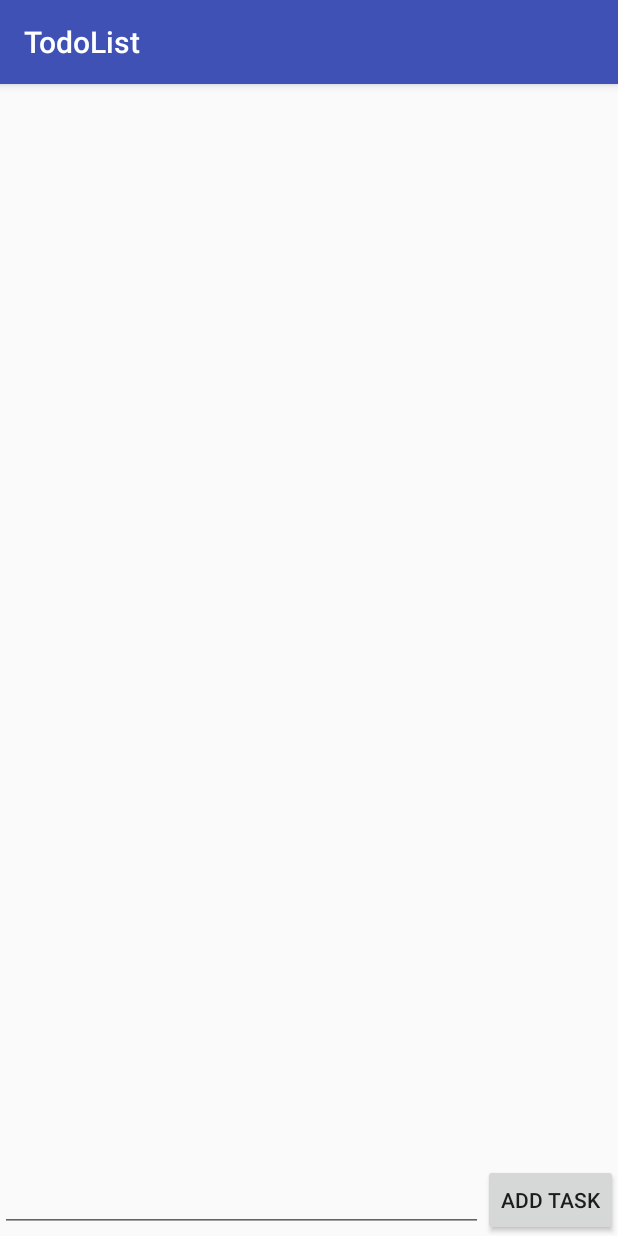
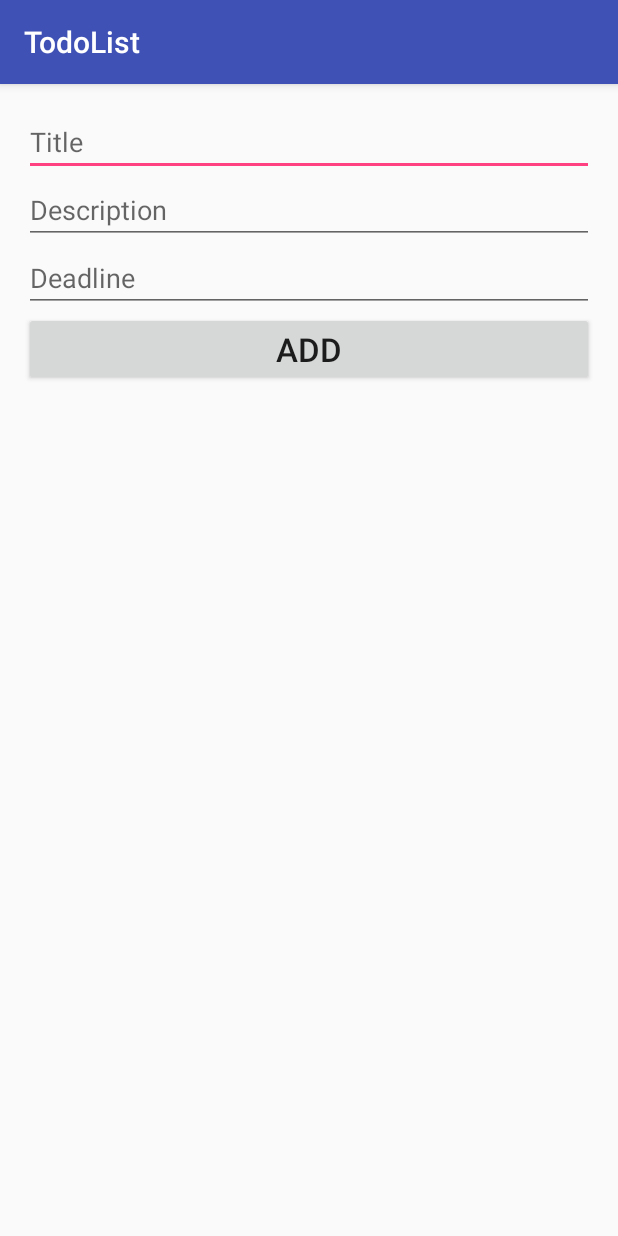
Before and after one commit to CodeLabBootcamp/TodoList, an Android app: the screen it shows after launch (MainActivity before the commit, NewTaskActivity after it), after a tap on "ADD TASK", on a phone screen of 412 x 824 dp. Run offline under Robolectric (Android 15) with nearby library versions, the phone set to English and light mode, and no system bars; our stand-ins replace ButterKnife.

Commit message:
Added new tasks adding activity and handle new tasks by activity lifecycle

```diff
--- a/app/src/main/AndroidManifest.xml
+++ b/app/src/main/AndroidManifest.xml
@@ -15,6 +15,7 @@
                 <category android:name="android.intent.category.LAUNCHER" />
             </intent-filter>
         </activity>
+        <activity android:name=".NewTaskActivity"></activity>
     </application>
 
 </manifest>
--- a/app/src/main/java/com/codelab/todolist/MainActivity.java
+++ b/app/src/main/java/com/codelab/todolist/MainActivity.java
@@ -1,15 +1,13 @@
 package com.codelab.todolist;
 
+import android.content.Intent;
 import android.content.SharedPreferences;
 import android.os.Bundle;
 import android.preference.PreferenceManager;
 import android.support.v7.app.AppCompatActivity;
 import android.support.v7.widget.LinearLayoutManager;
 import android.support.v7.widget.RecyclerView;
-import android.util.Log;
 import android.view.View;
-import android.widget.EditText;
-import android.widget.Toast;
 
 import com.google.gson.Gson;
 import com.google.gson.reflect.TypeToken;
@@ -23,8 +21,8 @@ public class MainActivity extends AppCompatActivity {
 
     @BindView(R.id.recycler_view)
     RecyclerView recyclerView;
-    @BindView(R.id.task_title)
-    EditText taskTitle;
+//    @BindView(R.id.task_title)
+//    EditText taskTitle;
 
     TasksAdapter adapter;
 
@@ -33,6 +31,12 @@ public class MainActivity extends AppCompatActivity {
         super.onCreate(savedInstanceState);
         setContentView(R.layout.activity_main);
         ButterKnife.bind(this);
+
+    }
+
+    @Override
+    protected void onStart() {
+        super.onStart();
 
         SharedPreferences preferences = PreferenceManager.getDefaultSharedPreferences(this);
         String tasksJSON = preferences.getString("TASKS", "[]");
@@ -43,23 +47,29 @@ public class MainActivity extends AppCompatActivity {
         recyclerView.setLayoutManager(new LinearLayoutManager(this));
         adapter = new TasksAdapter(this, savedTasks);
         recyclerView.setAdapter(adapter);
+
     }
 
     public void addTask(View view) {
 
+        Intent intent = new Intent(this, NewTaskActivity.class);
+        startActivity(intent);
+/*
         String taskTitle = this.taskTitle.getText().toString();
 
         if (!taskTitle.isEmpty()) {
+            this.taskTitle.setText("");
             adapter.addTask(new Task(taskTitle));
 //            ((TasksAdapter)recyclerView.getAdapter()).addTask(new Task(taskTitle));
         } else
             Toast.makeText(this, "Can't create an empty task!", Toast.LENGTH_SHORT).show();
+*/
 
 
     }
 
     @Override
-    protected void onDestroy() {
+    protected void onStop() {
         ArrayList<Task> tasks = adapter.getItems();
 
         Gson gson = new Gson();
@@ -70,6 +80,8 @@ public class MainActivity extends AppCompatActivity {
         editor.putString("TASKS", tasksJSON);
         editor.apply();
 
-        super.onDestroy();
+        super.onStop();
     }
+
+
 }
--- /dev/null
+++ b/app/src/main/java/com/codelab/todolist/NewTaskActivity.java
@@ -0,0 +1,55 @@
+package com.codelab.todolist;
+
+import android.content.SharedPreferences;
+import android.os.Bundle;
+import android.preference.PreferenceManager;
+import android.support.v7.app.AppCompatActivity;
+import android.view.View;
+import android.widget.EditText;
+
+import com.google.gson.Gson;
+import com.google.gson.reflect.TypeToken;
+
+import java.util.ArrayList;
+
+import butterknife.BindView;
+import butterknife.ButterKnife;
+
+public class NewTaskActivity extends AppCompatActivity {
+
+    @BindView(R.id.title)
+    EditText title;
+    @BindView(R.id.description)
+    EditText description;
+    @BindView(R.id.deadline)
+    EditText deadline;
+
+    @Override
+    protected void onCreate(Bundle savedInstanceState) {
+        super.onCreate(savedInstanceState);
+        setContentView(R.layout.activity_new_task);
+        ButterKnife.bind(this);
+    }
+
+    public void addTask(View view) {
+
+        Gson gson = new Gson();
+
+        SharedPreferences preferences = PreferenceManager.getDefaultSharedPreferences(this);
+        String tasksJSON = preferences.getString("TASKS", "[]");
+
+        ArrayList<Task> savedTasks = gson.fromJson(tasksJSON, new TypeToken<ArrayList<Task>>() {
+        }.getType());
+
+        savedTasks.add(0, new Task(title.getText().toString(), description.getText().toString(), deadline.getText().toString()));
+
+        tasksJSON = gson.toJson(savedTasks);
+
+        SharedPreferences.Editor editor = preferences.edit();
+        editor.putString("TASKS", tasksJSON);
+        editor.apply();
+
+        finish();
+
+    }
+}
--- a/app/src/main/res/layout/activity_main.xml
+++ b/app/src/main/res/layout/activity_main.xml
@@ -12,21 +12,11 @@
         android:layout_height="0dp"
         android:layout_weight="1" />
 
-    <LinearLayout
+
+    <Button
         android:layout_width="match_parent"
-        android:layout_height="wrap_content">
+        android:layout_height="wrap_content"
+        android:onClick="addTask"
+        android:text="@string/add_task" />
 
-        <EditText
-            android:id="@+id/task_title"
-            android:layout_width="0dp"
-            android:layout_height="wrap_content"
-            android:layout_weight="1" />
-
-        <Button
-            android:layout_width="wrap_content"
-            android:layout_height="wrap_content"
-            android:text="@string/add_task"
-            android:onClick="addTask" />
-
-    </LinearLayout>
 </LinearLayout>
--- /dev/null
+++ b/app/src/main/res/layout/activity_new_task.xml
@@ -0,0 +1,42 @@
+<?xml version="1.0" encoding="utf-8"?>
+<LinearLayout xmlns:android="http://schemas.android.com/apk/res/android"
+    xmlns:tools="http://schemas.android.com/tools"
+    android:id="@+id/activity_new_task"
+    android:layout_width="match_parent"
+    android:layout_height="match_parent"
+    android:paddingBottom="@dimen/activity_vertical_margin"
+    android:paddingLeft="@dimen/activity_horizontal_margin"
+    android:paddingRight="@dimen/activity_horizontal_margin"
+    android:paddingTop="@dimen/activity_vertical_margin"
+    android:orientation="vertical"
+    tools:context="com.codelab.todolist.NewTaskActivity">
+
+
+    <EditText
+        android:id="@+id/title"
+        android:layout_width="match_parent"
+        android:layout_height="wrap_content"
+        android:hint="@string/title"
+        android:textSize="18sp" />
+
+    <EditText
+        android:id="@+id/description"
+        android:layout_width="match_parent"
+        android:layout_height="wrap_content"
+        android:hint="@string/description"
+        android:textSize="18sp" />
+
+    <EditText
+        android:id="@+id/deadline"
+        android:layout_width="match_parent"
+        android:layout_height="wrap_content"
+        android:hint="@string/deadline"
+        android:textSize="18sp" />
+
+    <Button
+        android:layout_width="match_parent"
+        android:layout_height="wrap_content"
+        android:textSize="22sp"
+        android:onClick="addTask"
+        android:text="@string/add" />
+</LinearLayout>
--- a/app/src/main/res/values/strings.xml
+++ b/app/src/main/res/values/strings.xml
@@ -1,4 +1,8 @@
 <resources>
     <string name="app_name">TodoList</string>
     <string name="add_task">Add Task</string>
+    <string name="title">Title</string>
+    <string name="description">Description</string>
+    <string name="deadline">Deadline</string>
+    <string name="add">Add</string>
 </resources>
```
Also changed, not shown: app/src/main/java/com/codelab/todolist/Task.java (+5 -15 lines).
